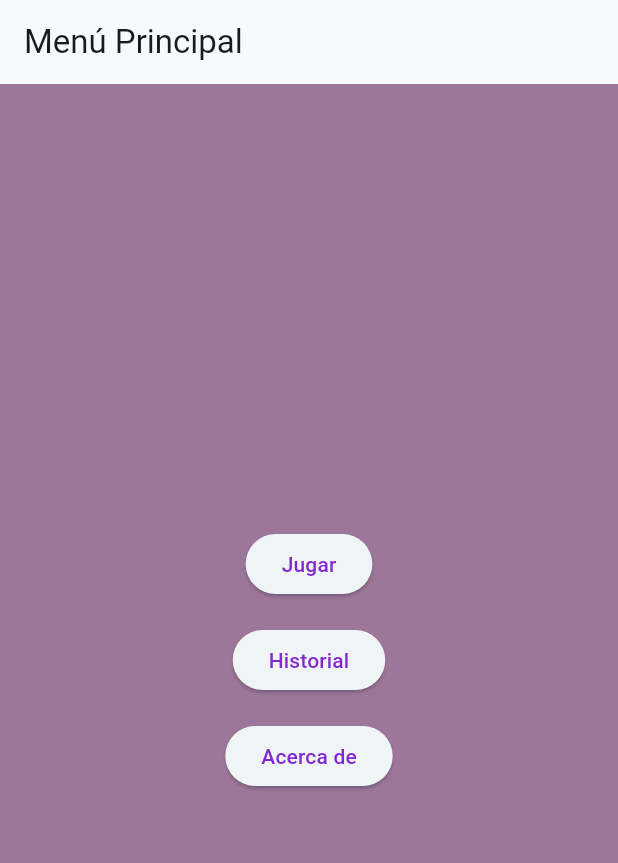
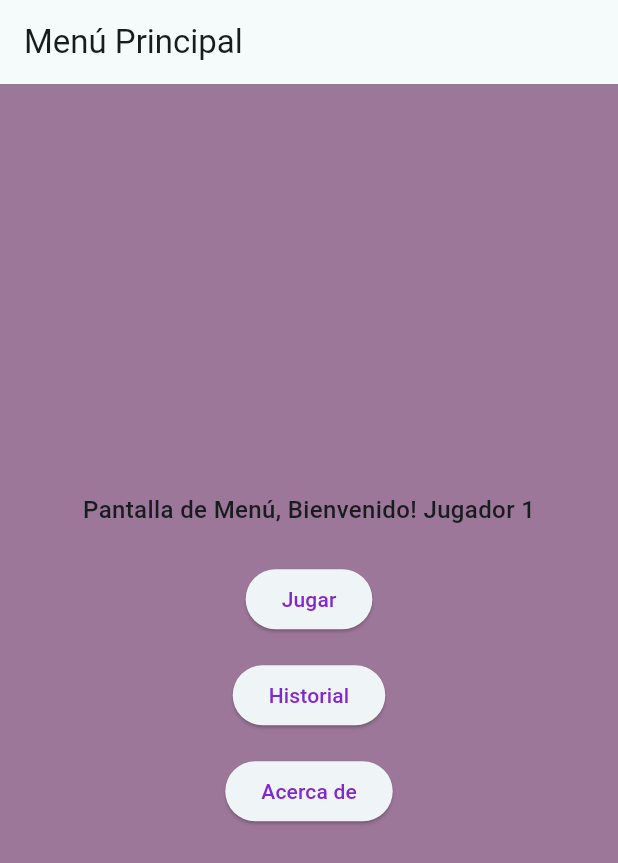
Before and after one commit to Fnav63/3479A321_2020479060, a Flutter app: the screen it shows after launch, on a phone screen of 412 x 824 dp. Shown: the top 863 px of the screen. Run offline on Flutter 3.47's test engine with Material 3 defaults, Android fonts, the phone set to English and light mode, and no system bars; our stand-ins replace shared_preferences.

Commit message:
Adición de StorageService, pantalla de ajustes y visualización de username

```diff
--- /dev/null
+++ b/lib/core/services/storage_service.dart
@@ -0,0 +1,21 @@
+import 'package:shared_preferences/shared_preferences.dart';
+
+class StorageService {
+  static late SharedPreferences _prefs;
+
+  // Inicialización asíncrona (Se llama al abrir la app)
+  static Future<void> init() async {
+    _prefs = await SharedPreferences.getInstance();
+  }
+
+  // Setters y Getters
+  static Future<void> saveUsername(String name) async =>
+      await _prefs.setString('username', name);
+
+  static String getUsername() => _prefs.getString('username') ?? 'Jugador 1';
+
+  static Future<void> saveDifficulty(String difficulty) async =>
+      await _prefs.setString('difficulty', difficulty);
+
+  static String getDifficulty() => _prefs.getString('difficulty') ?? 'Fácil';
+}
--- a/lib/ui/screens/menu_screen.dart
+++ b/lib/ui/screens/menu_screen.dart
@@ -1,22 +1,25 @@
 import 'package:flutter/material.dart';
+import '../../core/services/storage_service.dart';
 
 class MenuScreen extends StatelessWidget {
   const MenuScreen({super.key});
 
   @override
   Widget build(BuildContext context) {
+    var username = StorageService.getUsername();
     return Scaffold(
       appBar: AppBar(title: const Text('Menú Principal')),
       body: Center(
         child: Column(
           mainAxisSize: MainAxisSize.min,
           children: [
+            Text('Pantalla de Menú, Bienvenido! $username'),
+            const SizedBox(height: 24),
             ElevatedButton(
               onPressed: () => Navigator.pushNamed(
                 context,
                 '/game',
-                arguments: {
-                  'difficulty': 'Facil', 'gridSize': 8},
+                arguments: {'difficulty': 'Facil', 'gridSize': 8},
               ),
               child: const Text('Jugar'),
             ),
```
Also changed, not shown: lib/main.dart (+6 -1 lines), lib/ui/screens/settings_screen.dart (added, +60 -0 lines).
